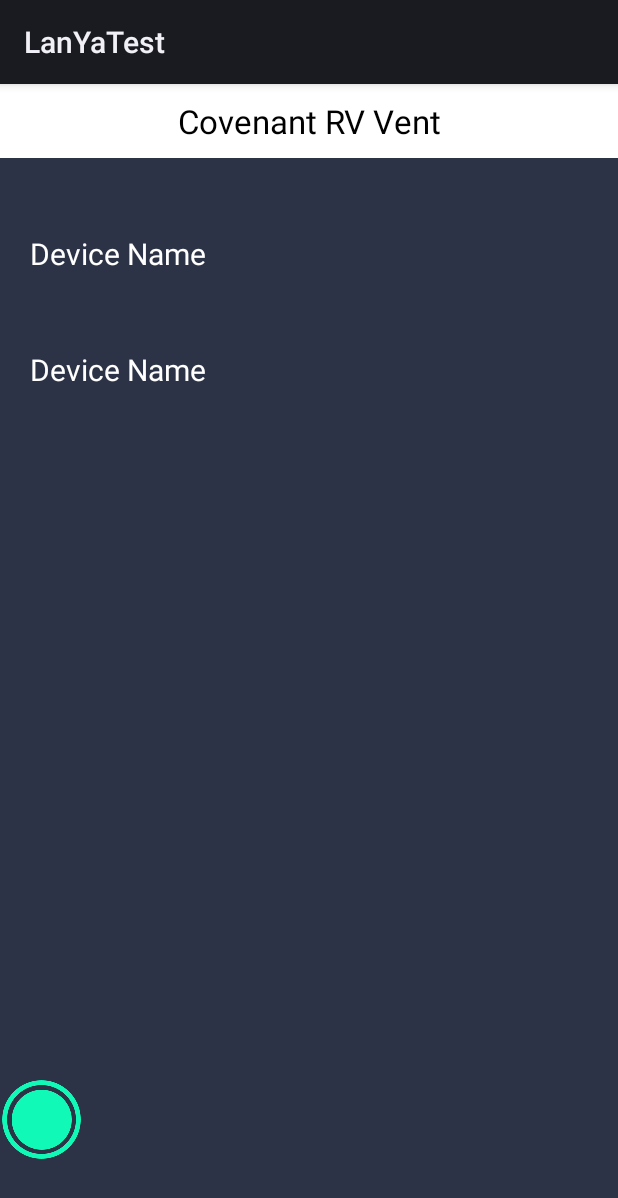
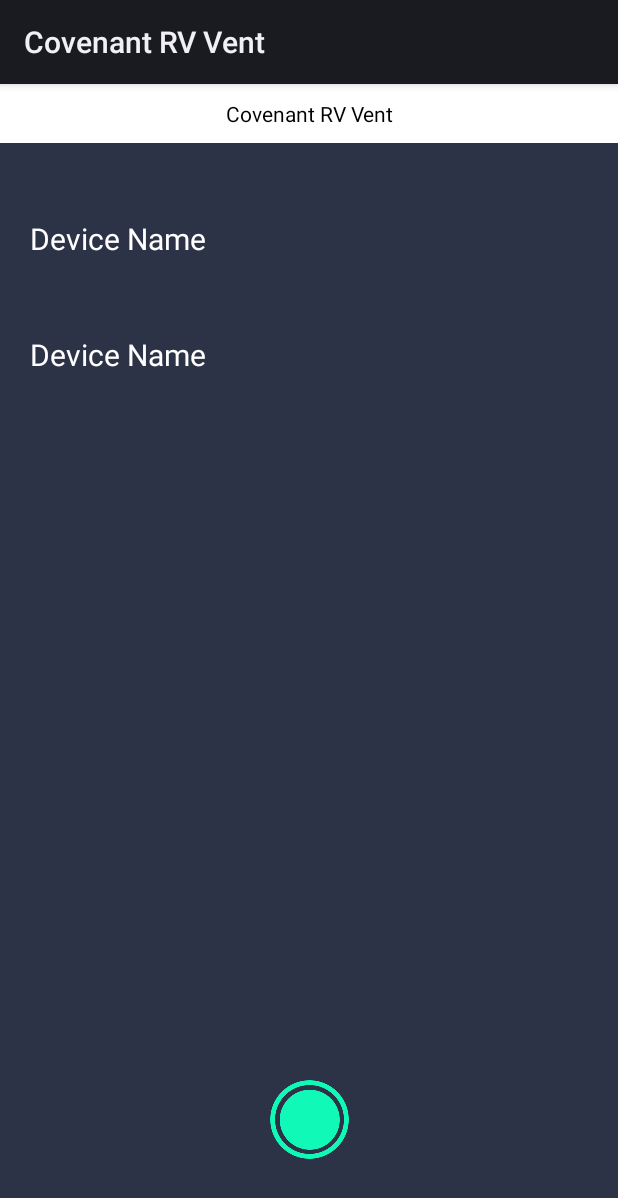
Before and after one commit to HLJJMS/BTTEST, an Android app: the layout pop_wiondow.xml on its own in the app's theme, with its tools: preview values and no code run, on a phone screen of 412 x 824 dp. Shown: the top 1198 px of the screen. Run offline under Robolectric (Android 15) with nearby library versions, the phone set to English and light mode, and no system bars.

Commit message:
界面补全

```diff
--- a/app/build.gradle
+++ b/app/build.gradle
@@ -17,7 +17,7 @@ android {
             proguardFiles getDefaultProguardFile('proguard-android-optimize.txt'), 'proguard-rules.pro'
         }
     }
-    compileOptions{
+    compileOptions {
         sourceCompatibility JavaVersion.VERSION_1_8
         targetCompatibility JavaVersion.VERSION_1_8
     }
--- a/app/src/main/res/layout/pop_setting.xml
+++ b/app/src/main/res/layout/pop_setting.xml
@@ -10,8 +10,8 @@
         android:id="@+id/setting_close"
         android:layout_gravity="right"
         android:src="@mipmap/wrong"
-        android:layout_width="40dp"
-        android:layout_height="40dp"/>
+        android:layout_width="20dp"
+        android:layout_height="20dp"/>
 
 
 <TextView
--- a/app/src/main/res/layout/pop_wiondow.xml
+++ b/app/src/main/res/layout/pop_wiondow.xml
@@ -1,50 +1,53 @@
 <?xml version="1.0" encoding="utf-8"?>
 <androidx.constraintlayout.widget.ConstraintLayout xmlns:android="http://schemas.android.com/apk/res/android"
+    xmlns:app="http://schemas.android.com/apk/res-auto"
     xmlns:tools="http://schemas.android.com/tools"
     android:layout_width="match_parent"
-    xmlns:app="http://schemas.android.com/apk/res-auto"
+    android:layout_height="match_parent"
     android:background="#2C3346"
-    tools:ignore="MissingConstraints"
     android:gravity="center_horizontal"
-    android:layout_height="match_parent">
-<TextView
-    android:id="@+id/title"
-    android:textColor="#000000"
-    android:textSize="22sp"
-    android:padding="10dp"
-    android:gravity="center"
-    android:text="Covenant RV Vent"
-    android:background="@color/white"
-    android:layout_width="match_parent"
-    android:layout_height="wrap_content"
-    />
+    tools:ignore="MissingConstraints">
+
+    <TextView
+        android:id="@+id/title"
+        android:layout_width="match_parent"
+        android:layout_height="wrap_content"
+        android:background="@color/white"
+        android:gravity="center"
+        android:padding="10dp"
+        android:text="Covenant RV Vent"
+        android:textColor="#000000"
+ />
 
     <TextView
         android:id="@+id/txt"
-        app:layout_constraintTop_toBottomOf="@id/title"
+        android:layout_width="match_parent"
+        android:layout_height="wrap_content"
+        android:paddingLeft="20dp"
         android:paddingTop="50dp"
-        android:paddingLeft="20dp"
+        android:text="Device Name"
+        android:textColor="@color/white"
         android:textSize="20sp"
-        android:textColor="@color/white"
-        android:text="Device Name"
-        android:layout_width="match_parent"
-        android:layout_height="wrap_content"/>
+        app:layout_constraintTop_toBottomOf="@id/title" />
 
     <TextView
-        app:layout_constraintTop_toBottomOf="@id/txt"
         android:id="@+id/name"
+        android:layout_width="match_parent"
+        android:layout_height="wrap_content"
+        android:paddingLeft="20dp"
         android:paddingTop="50dp"
-        android:paddingLeft="20dp"
+        android:text="Device Name"
+        android:textColor="@color/white"
         android:textSize="20sp"
-        android:textColor="@color/white"
-        android:text="Device Name"
-        android:layout_width="match_parent"
-        android:layout_height="wrap_content"/>
+        app:layout_constraintTop_toBottomOf="@id/txt" />
+
     <ImageView
+        android:id="@+id/img_bt"
+        android:layout_width="wrap_content"
+        android:layout_height="wrap_content"
+        android:layout_marginBottom="50dp"
+        android:src="@mipmap/ic_button"
         app:layout_constraintBottom_toBottomOf="parent"
-        android:layout_marginBottom="50dp"
-        android:id="@+id/img_bt"
-        android:src="@mipmap/ic_button"
-        android:layout_width="wrap_content"
-        android:layout_height="wrap_content"/>
+        app:layout_constraintLeft_toLeftOf="parent"
+        app:layout_constraintRight_toRightOf="parent" />
 </androidx.constraintlayout.widget.ConstraintLayout>
--- a/app/src/main/res/values/strings.xml
+++ b/app/src/main/res/values/strings.xml
@@ -1,3 +1,3 @@
 <resources>
-    <string name="app_name">LanYaTest</string>
+    <string name="app_name">Covenant RV Vent</string>
 </resources>
```
Also changed, not shown: app/src/main/AndroidManifest.xml (+13 -8 lines), app/src/main/java/com/example/lanyatest/MainActivity.java (+127 -23 lines), app/src/main/java/com/example/lanyatest/WelcomeActivity.java (added, +35 -0 lines), app/src/main/res/layout/activity_welcome.xml (added, +13 -0 lines), app/src/main/res/mipmap-xxhdpi/bg_start.png (added), app/src/main/res/mipmap-xxhdpi/ic_home.png (added).
